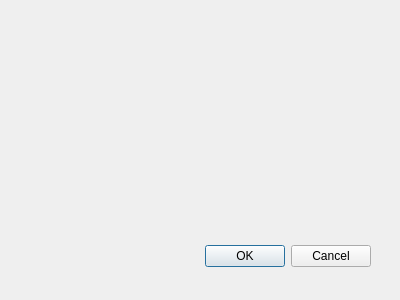
Old version of the form creo_sinel/add_to_db.ui in the repository liculm89/Creo-SInel.
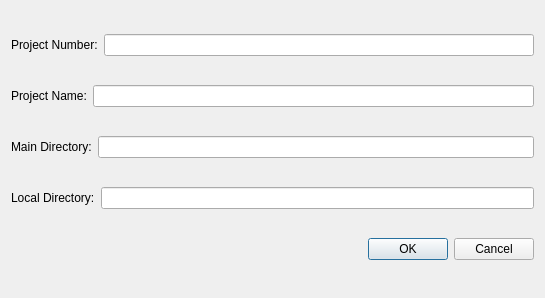
New version of the form.

Commit message: added dialog for project addition, build fails

The edit to the form file:
```diff
--- a/creo_sinel/add_to_db.ui
+++ b/creo_sinel/add_to_db.ui
@@ -8,29 +8,81 @@
    <rect>
     <x>0</x>
     <y>0</y>
-    <width>400</width>
-    <height>300</height>
+    <width>545</width>
+    <height>298</height>
    </rect>
   </property>
   <property name="windowTitle">
    <string>Dialog</string>
   </property>
-  <widget name="buttonBox" class="QDialogButtonBox">
-   <property name="geometry">
-    <rect>
-     <x>30</x>
-     <y>240</y>
-     <width>341</width>
-     <height>32</height>
-    </rect>
-   </property>
-   <property name="orientation">
-    <enum>Qt::Horizontal</enum>
-   </property>
-   <property name="standardButtons">
-    <set>QDialogButtonBox::Cancel|QDialogButtonBox::Ok</set>
-   </property>
-  </widget>
+  <layout class="QVBoxLayout" name="verticalLayout">
+   <item>
+    <layout class="QHBoxLayout" name="horizontalLayout">
+     <item>
+      <widget class="QLabel" name="lblProjnb">
+       <property name="text">
+        <string>Project Number:</string>
+       </property>
+      </widget>
+     </item>
+     <item>
+      <widget class="QLineEdit" name="LEProjnb"/>
+     </item>
+    </layout>
+   </item>
+   <item>
+    <layout class="QHBoxLayout" name="horizontalLayout_2">
+     <item>
+      <widget class="QLabel" name="lblProjName">
+       <property name="text">
+        <string>Project Name:</string>
+       </property>
+      </widget>
+     </item>
+     <item>
+      <widget class="QLineEdit" name="LEProjName"/>
+     </item>
+    </layout>
+   </item>
+   <item>
+    <layout class="QHBoxLayout" name="horizontalLayout_3">
+     <item>
+      <widget class="QLabel" name="lblMainDir">
+       <property name="text">
+        <string>Main Directory:</string>
+       </property>
+      </widget>
+     </item>
+     <item>
+      <widget class="QLineEdit" name="LEMainDir"/>
+     </item>
+    </layout>
+   </item>
+   <item>
+    <layout class="QHBoxLayout" name="horizontalLayout_4">
+     <item>
+      <widget class="QLabel" name="lblLocalDirs">
+       <property name="text">
+        <string>Local Directory:</string>
+       </property>
+      </widget>
+     </item>
+     <item>
+      <widget class="QLineEdit" name="LELocalDirs"/>
+     </item>
+    </layout>
+   </item>
+   <item>
+    <widget class="QDialogButtonBox" name="addToDbButtonBox">
+     <property name="orientation">
+      <enum>Qt::Horizontal</enum>
+     </property>
+     <property name="standardButtons">
+      <set>QDialogButtonBox::Cancel|QDialogButtonBox::Ok</set>
+     </property>
+    </widget>
+   </item>
+  </layout>
  </widget>
  <pixmapfunction/>
  <resources/>
```
Left out of the diff: 13 changed lines with no effect on the pictures. The commit also changes 7 other files.
